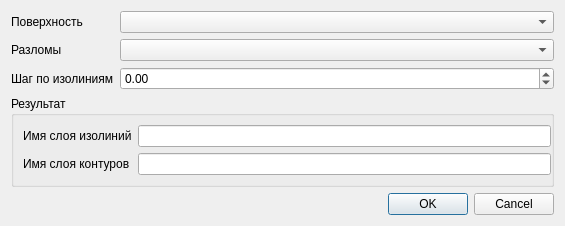
First picture: the form in qgis_pds_isolines_base.ui, repository vvkond/QGIS, before the edit.
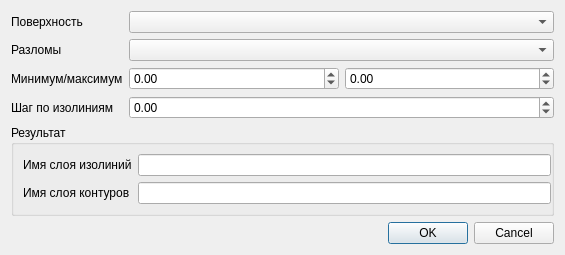
Second picture: the form after the edit.

```diff
--- a/qgis_pds_isolines_base.ui
+++ b/qgis_pds_isolines_base.ui
@@ -7,14 +7,87 @@
     <x>0</x>
     <y>0</y>
     <width>565</width>
-    <height>210</height>
+    <height>238</height>
    </rect>
   </property>
   <property name="windowTitle">
    <string>Создать изолинии</string>
   </property>
-  <layout class="QGridLayout" name="gridLayout" columnstretch="0,1">
-   <item row="3" column="0" colspan="2">
+  <layout class="QGridLayout" name="gridLayout" columnstretch="0,1,1">
+   <item row="6" column="1">
+    <spacer name="verticalSpacer">
+     <property name="orientation">
+      <enum>Qt::Vertical</enum>
+     </property>
+     <property name="sizeHint" stdset="0">
+      <size>
+       <width>20</width>
+       <height>40</height>
+      </size>
+     </property>
+    </spacer>
+   </item>
+   <item row="0" column="0">
+    <widget class="QLabel" name="label">
+     <property name="text">
+      <string>Поверхность</string>
+     </property>
+    </widget>
+   </item>
+   <item row="1" column="0">
+    <widget class="QLabel" name="label_2">
+     <property name="text">
+      <string>Разломы</string>
+     </property>
+    </widget>
+   </item>
+   <item row="3" column="0">
+    <widget class="QLabel" name="label_3">
+     <property name="text">
+      <string>Шаг по изолиниям</string>
+     </property>
+    </widget>
+   </item>
+   <item row="2" column="1">
+    <widget class="QDoubleSpinBox" name="mMinSpinBox">
+     <property name="minimum">
+      <double>-999999999.000000000000000</double>
+     </property>
+     <property name="maximum">
+      <double>999999999.000000000000000</double>
+     </property>
+    </widget>
+   </item>
+   <item row="2" column="2">
+    <widget class="QDoubleSpinBox" name="mMaxSpinBox">
+     <property name="minimum">
+      <double>-999999999.000000000000000</double>
+     </property>
+     <property name="maximum">
+      <double>999999999.000000000000000</double>
+     </property>
+    </widget>
+   </item>
+   <item row="1" column="1" colspan="2">
+    <widget class="QComboBox" name="mFaultsComboBox"/>
+   </item>
+   <item row="0" column="1" colspan="2">
+    <widget class="QComboBox" name="mSurfaceComboBox"/>
+   </item>
+   <item row="3" column="1" colspan="2">
+    <widget class="QDoubleSpinBox" name="mStepSpinBox">
+     <property name="specialValueText">
+      <string>10 контуров</string>
+     </property>
+     <property name="minimum">
+      <double>-10000.000000000000000</double>
+     </property>
+     <property name="maximum">
+      <double>9999999.000000000000000</double>
+     </property>
+    </widget>
+   </item>
+   <item row="4" column="0" colspan="3">
     <widget class="QGroupBox" name="groupBox">
      <property name="title">
       <string>Результат</string>
@@ -49,7 +122,7 @@
      </layout>
     </widget>
    </item>
-   <item row="6" column="0" colspan="2">
+   <item row="7" column="0" colspan="3">
     <widget class="QDialogButtonBox" name="buttonBox">
      <property name="orientation">
       <enum>Qt::Horizontal</enum>
@@ -59,56 +132,10 @@
      </property>
     </widget>
    </item>
-   <item row="0" column="1">
-    <widget class="QComboBox" name="mSurfaceComboBox"/>
-   </item>
-   <item row="0" column="0">
-    <widget class="QLabel" name="label">
-     <property name="text">
-      <string>Поверхность</string>
-     </property>
-    </widget>
-   </item>
-   <item row="5" column="1">
-    <spacer name="verticalSpacer">
-     <property name="orientation">
-      <enum>Qt::Vertical</enum>
-     </property>
-     <property name="sizeHint" stdset="0">
-      <size>
-       <width>20</width>
-       <height>40</height>
-      </size>
-     </property>
-    </spacer>
-   </item>
-   <item row="1" column="1">
-    <widget class="QComboBox" name="mFaultsComboBox"/>
-   </item>
    <item row="2" column="0">
-    <widget class="QLabel" name="label_3">
+    <widget class="QLabel" name="label_6">
      <property name="text">
-      <string>Шаг по изолиниям</string>
-     </property>
-    </widget>
-   </item>
-   <item row="1" column="0">
-    <widget class="QLabel" name="label_2">
-     <property name="text">
-      <string>Разломы</string>
-     </property>
-    </widget>
-   </item>
-   <item row="2" column="1">
-    <widget class="QDoubleSpinBox" name="mStepSpinBox">
-     <property name="specialValueText">
-      <string>10 контуров</string>
-     </property>
-     <property name="minimum">
-      <double>-10000.000000000000000</double>
-     </property>
-     <property name="maximum">
-      <double>9999999.000000000000000</double>
+      <string>Минимум/максимум</string>
      </property>
     </widget>
    </item>
```
